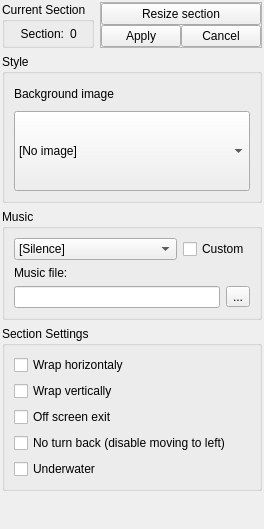
This is Editor/main_window/dock/lvl_sctc_props.ui in WohlSoft/Moondust-Project as Qt 5 draws it before an edit. The edited form follows.
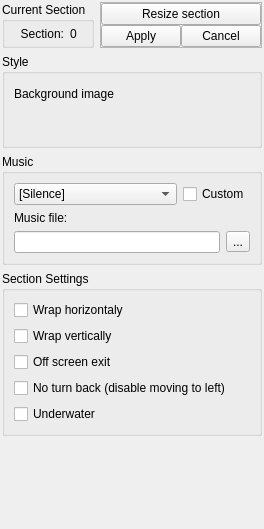
This is the edited form. Icons and pictures are not drawn. Custom widgets are drawn as their Qt base class.

Commit message: Editor: Take the new image select menu widget for a use

```diff
--- a/Editor/main_window/dock/lvl_sctc_props.ui
+++ b/Editor/main_window/dock/lvl_sctc_props.ui
@@ -274,40 +274,13 @@
             </widget>
            </item>
            <item row="1" column="0" colspan="2">
-            <widget class="QComboBox" name="LVLPropsBackImage">
-             <property name="sizePolicy">
-              <sizepolicy hsizetype="Preferred" vsizetype="Preferred">
-               <horstretch>0</horstretch>
-               <verstretch>0</verstretch>
-              </sizepolicy>
-             </property>
+            <widget class="ImageSelector" name="imageSelector" native="true">
              <property name="minimumSize">
               <size>
                <width>0</width>
-               <height>80</height>
+               <height>25</height>
               </size>
              </property>
-             <property name="focusPolicy">
-              <enum>Qt::WheelFocus</enum>
-             </property>
-             <property name="maxVisibleItems">
-              <number>50</number>
-             </property>
-             <property name="iconSize">
-              <size>
-               <width>100</width>
-               <height>10</height>
-              </size>
-             </property>
-             <item>
-              <property name="text">
-               <string notr="true">[No image]</string>
-              </property>
-              <property name="icon">
-               <iconset resource="../../_resources/editor.qrc">
-                <normaloff>:/dummies/dummies/unknown_block.png</normaloff>:/dummies/dummies/unknown_block.png</iconset>
-              </property>
-             </item>
             </widget>
            </item>
            <item row="0" column="1">
@@ -513,6 +486,14 @@
    </layout>
   </widget>
  </widget>
+ <customwidgets>
+  <customwidget>
+   <class>ImageSelector</class>
+   <extends>QWidget</extends>
+   <header>common_features/image_selector.h</header>
+   <container>1</container>
+  </customwidget>
+ </customwidgets>
  <resources>
   <include location="../../_resources/editor.qrc"/>
  </resources>
```
The commit also changes 8 other files.
